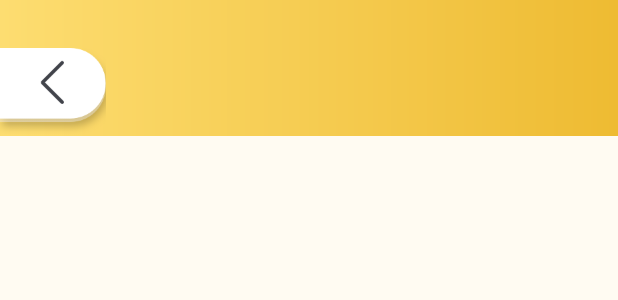
After one commit to xionghaoo/tadpole_story, an Android app: the layout fragment_rank.xml on its own in the app's theme, with its tools: preview values and no code run, on a phone screen of 412 x 824 dp. The commit adds this screen. Shown: the top 300 px of the screen. Run offline under Robolectric (Android 15) with nearby library versions, the phone set to English and light mode, and no system bars.

```diff
--- a/app/src/main/java/xh/zero/tadpolestory/repo/TadpoleMusicSource.kt
+++ b/app/src/main/java/xh/zero/tadpolestory/repo/TadpoleMusicSource.kt
@@ -71,8 +71,7 @@ class TadpoleMusicSource(
 //            val baseUri = catalogUri.toString().removeSuffix(catalogUri.lastPathSegment ?: "")
 
             val mediaMetadataCompats = musicCat?.tracks?.map { song ->
-                val imageUri = AlbumArtContentProvider.mapUri(Uri.parse(song.cover_url_middle))
-
+                val imageUri = if (song.cover_url_middle != null) AlbumArtContentProvider.mapUri(Uri.parse(song.cover_url_middle)) else ""
                 MediaMetadataCompat.Builder()
                     .from(song, musicCat.tracks?.size?.toLong() ?: 0)
                     .apply {
--- a/app/src/main/java/xh/zero/tadpolestory/ui/MainViewModel.kt
+++ b/app/src/main/java/xh/zero/tadpolestory/ui/MainViewModel.kt
@@ -28,9 +28,11 @@ class MainViewModel @Inject constructor(
 ) : ViewModel() {
     fun getLoginUrl() = repo.getLoginUrl()
 
-    fun getTagList() = repo.getTagList()
+    fun getTagList() = repo.getMetadataList()
     fun getTemporaryToken() = repo.getTemporaryToken()
     fun getDailyRecommendAlbums(token: String, page: Int) = repo.getDailyRecommendAlbums(token, page)
     fun getGuessLikeAlbums() = repo.getGuessLikeAlbums()
 
+//    fun getMetadataList() = repo.getMetadataList()
+
 }
--- a/app/src/main/java/xh/zero/tadpolestory/ui/album/TrackAdapter.kt
+++ b/app/src/main/java/xh/zero/tadpolestory/ui/album/TrackAdapter.kt
@@ -104,11 +104,13 @@ class TrackAdapter(
             }
         }
 
+        val extraContainer = v.findViewById<View>(R.id.v_second)
+        extraContainer.visibility = if (item.extraItem == null) View.GONE else View.VISIBLE
         item.extraItem?.also { data ->
             v.findViewById<TextView>(R.id.tv_track_index_2).text = "${data.trackNumber + 1}"
             v.findViewById<TextView>(R.id.tv_track_title_2).text = data.title
             v.findViewById<TextView>(R.id.tv_track_time_count_2).text = TimeUtil.secondsFormat(data.duration)
-            v.findViewById<View>(R.id.v_second).setOnClickListener {
+            extraContainer.setOnClickListener {
                 onItemClick(data)
             }
         }
--- a/app/src/main/java/xh/zero/tadpolestory/ui/serach/FilterAlbumAdapter.kt
+++ b/app/src/main/java/xh/zero/tadpolestory/ui/serach/FilterAlbumAdapter.kt
@@ -42,6 +42,8 @@ class FilterAlbumAdapter(
     }
 
     private fun bindItem2View(v: View, item: Album?) {
+        val extraContainer = v.findViewById<View>(R.id.v_second)
+        extraContainer.visibility = if (item == null) View.GONE else View.VISIBLE
         if (item == null) return
         v.findViewById<TextView>(R.id.tv_album_title_2).text = item.album_title
         v.findViewById<TextView>(R.id.tv_album_desc_2).text = item.album_tags
--- /dev/null
+++ b/app/src/main/res/drawable/shape_rank_toolbar.xml
@@ -0,0 +1,4 @@
+<?xml version="1.0" encoding="utf-8"?>
+<shape android:shape="rectangle" xmlns:android="http://schemas.android.com/apk/res/android">
+    <gradient android:startColor="#EEBB32" android:endColor="#FDDD71" android:angle="180"/>
+</shape>
--- /dev/null
+++ b/app/src/main/res/layout/fragment_rank.xml
@@ -0,0 +1,29 @@
+<?xml version="1.0" encoding="utf-8"?>
+<androidx.constraintlayout.widget.ConstraintLayout xmlns:android="http://schemas.android.com/apk/res/android"
+    xmlns:tools="http://schemas.android.com/tools"
+    android:layout_width="match_parent"
+    android:layout_height="match_parent"
+    android:background="@color/color_main_background"
+    xmlns:app="http://schemas.android.com/apk/res-auto"
+    tools:context=".ui.RankFragment">
+
+    <TextView
+        android:id="@+id/textView4"
+        android:layout_width="0dp"
+        android:layout_height="0dp"
+        android:background="@drawable/shape_rank_toolbar"
+        app:layout_constraintBottom_toBottomOf="@+id/btn_back"
+        app:layout_constraintEnd_toEndOf="parent"
+        app:layout_constraintStart_toStartOf="parent"
+        app:layout_constraintTop_toTopOf="parent" />
+
+    <ImageView
+        android:id="@+id/btn_back"
+        android:layout_width="@dimen/_106dp"
+        android:layout_height="@dimen/_88dp"
+        android:src="@mipmap/ic_back"
+        android:layout_marginTop="@dimen/_48dp"
+        app:layout_constraintStart_toStartOf="parent"
+        app:layout_constraintTop_toTopOf="parent" />
+
+</androidx.constraintlayout.widget.ConstraintLayout>
```
Also changed, not shown: app/src/main/java/xh/zero/tadpolestory/ui/RankFragment.kt (added, +28 -0 lines), app/src/main/java/xh/zero/tadpolestory/ui/home/ChildStoryFragment.kt (+23 -10 lines), app/src/main/java/xh/zero/tadpolestory/ui/serach/FilterFragment.kt (+18 -3 lines), app/src/main/res/navigation/nav_graph.xml (+13 -0 lines).
